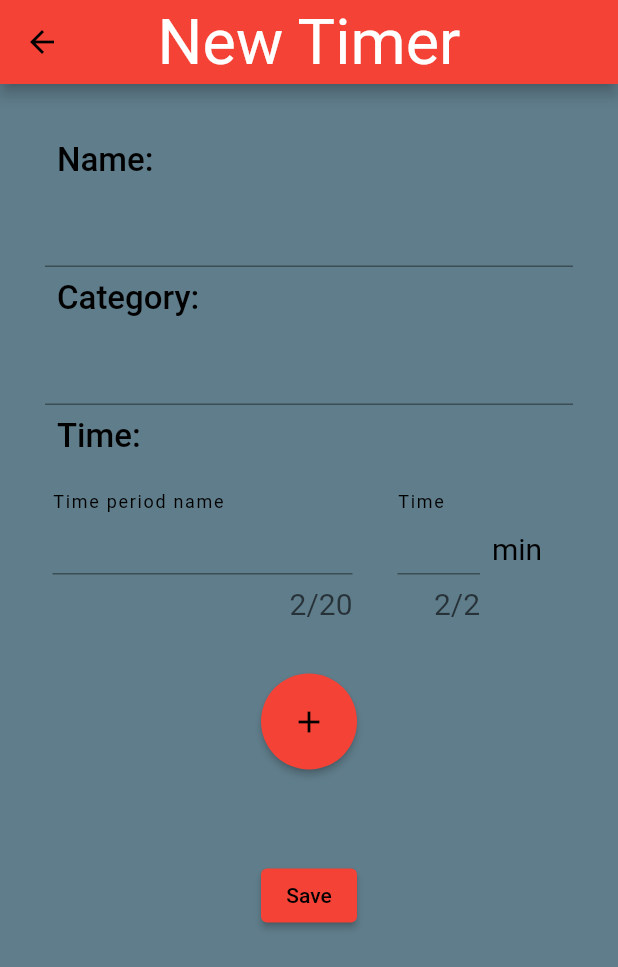
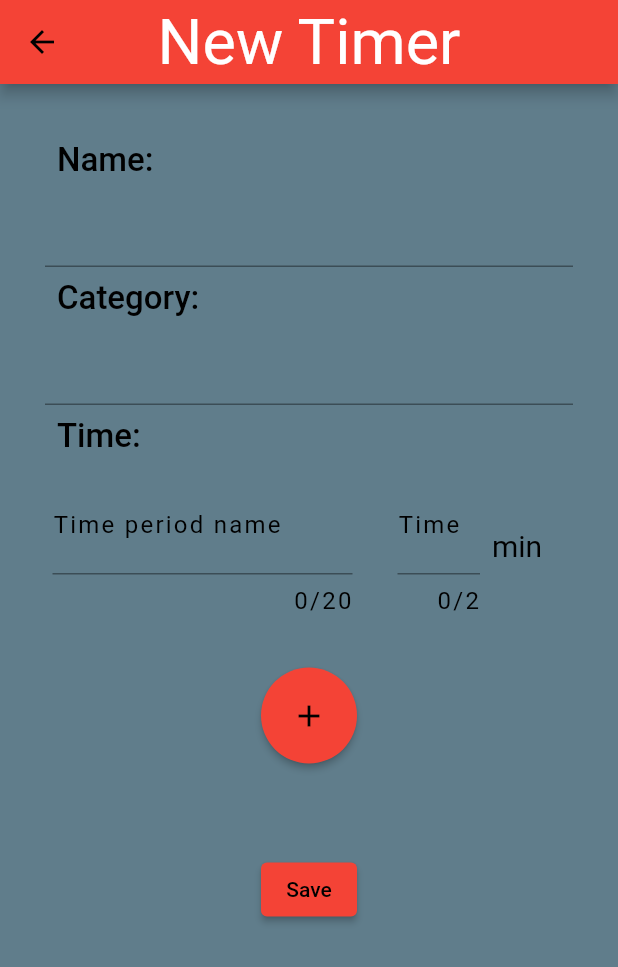
Before and after one commit to BogyMitutoyoCTL/BOGY-App-2023-04, a Flutter app: the CreateTimer screen opened directly, after a tap on the "add" icon, on a phone screen of 412 x 824 dp. Shown: the top 967 px of the screen. Run offline on Flutter 3.47's test engine with Material 2 defaults, Android fonts, the phone set to English and light mode, and no system bars; our stand-ins replace shared_preferences; accounts and stored records are empty; generated files the repository leaves out were written again.

Commit message:
Redesigned New Timer Widget.

```diff
--- a/multitimer/lib/CreateTimer.dart
+++ b/multitimer/lib/CreateTimer.dart
@@ -77,7 +77,7 @@ class _CreateTimerState extends State<CreateTimer> {
                     style: Theme.of(context).textTheme.titleMedium,
                   ),
                 ),
-                NewTimer(),
+                Column(children: extractedChildren),
                 Padding(
                   padding: const EdgeInsets.all(30.0),
                   child: Center(
@@ -85,7 +85,7 @@ class _CreateTimerState extends State<CreateTimer> {
                       mainAxisSize: MainAxisSize.min,
                       children: [
                         ElevatedButton(
-                          onPressed: onNeueZeile,
+                          onPressed: onClickAdd,
                           child: Icon(Icons.add),
                           style: ElevatedButton.styleFrom(
                             shape: CircleBorder(),
@@ -116,6 +116,14 @@ class _CreateTimerState extends State<CreateTimer> {
     );
   }
 
+  void onClickAdd() {
+    if (extractedChildren.length < 4) {
+      setState(() {
+        extractedChildren.add(NewTimer());
+      });
+    }
+  }
+
+  List<Widget> extractedChildren = <Widget>[];
   void onSave() {}
-  void onNeueZeile() {}
 }
--- a/multitimer/lib/NewTimerCreate.dart
+++ b/multitimer/lib/NewTimerCreate.dart
@@ -10,8 +10,8 @@ class NewTimer extends StatefulWidget {
 }
 
 class _NewTimerState extends State<NewTimer> {
-  var text3 = "  ";
-  var text4 = "  ";
+  var text3 = "";
+  var text4 = "";
   TextEditingController controller3 = TextEditingController(text: "");
   TextEditingController controller4 = TextEditingController(text: "");
 
@@ -51,6 +51,7 @@ class _NewTimerState extends State<NewTimer> {
               maxLength: 20,
               controller: controller3,
               decoration: InputDecoration(
+                counterStyle: Theme.of(context).textTheme.labelSmall,
                 border: UnderlineInputBorder(),
                 labelText: AppLocalizations.of(context)!.name,
                 labelStyle: Theme.of(context).textTheme.labelSmall,
@@ -66,6 +67,7 @@ class _NewTimerState extends State<NewTimer> {
               maxLength: 2,
               controller: controller4,
               decoration: InputDecoration(
+                counterStyle: Theme.of(context).textTheme.labelSmall,
                 border: UnderlineInputBorder(),
                 labelText: AppLocalizations.of(context)!.time,
                 labelStyle: Theme.of(context).textTheme.labelSmall,
@@ -83,5 +85,6 @@ class _NewTimerState extends State<NewTimer> {
   }
 
   void onSave() {}
+
   void onNeueZeile() {}
 }
```
